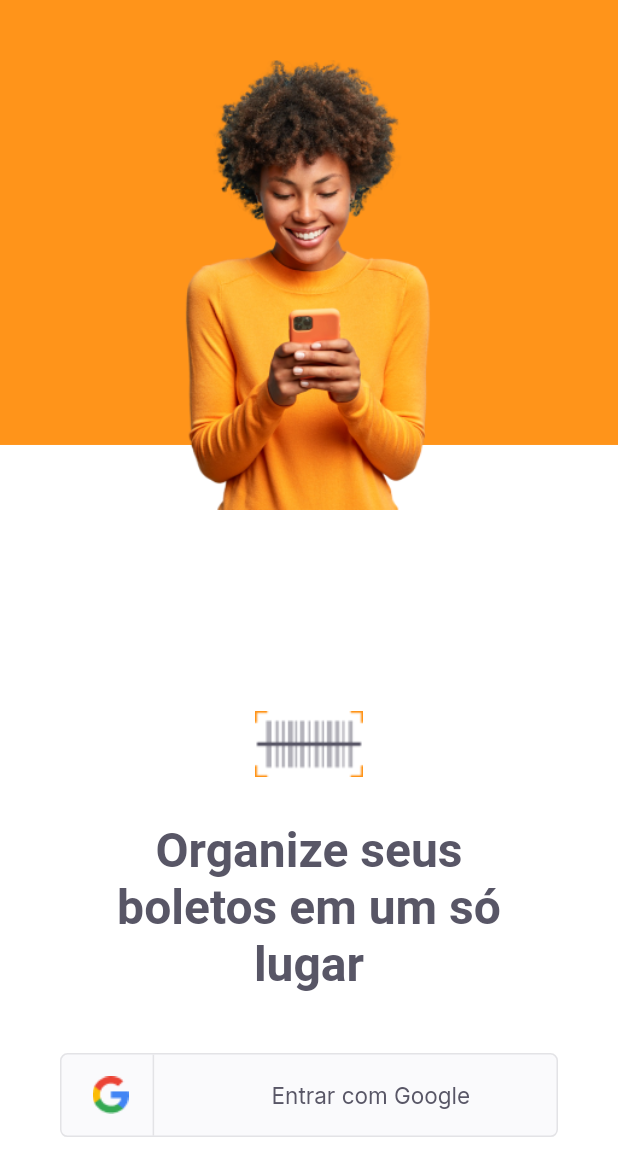
After one commit to LucasTF/payflow-nlw, a Flutter app: the LoginPage screen opened directly, on a phone screen of 412 x 824 dp. The commit adds this screen. Shown: the top 1176 px of the screen. Run offline on Flutter 3.47's test engine with Material 2 defaults, Android fonts, the phone set to English and light mode, and no system bars; our stand-ins replace google_fonts.

Commit message:
Created login page

```diff
--- a/lib/main.dart
+++ b/lib/main.dart
@@ -1,4 +1,6 @@
 import 'package:flutter/material.dart';
+import 'package:payflow/modules/home/home_page.dart';
+import 'package:payflow/modules/login/login_page.dart';
 import 'package:payflow/shared/themes/app_colors.dart';
 
 import 'package:payflow/modules/splash/splash_page.dart';
@@ -15,7 +17,7 @@ class AppWidget extends StatelessWidget {
       theme: ThemeData(
         primaryColor: AppColors.primary,
       ),
-      home: SplashPage(),
+      home: HomePage(),
     );
   }
 }
--- /dev/null
+++ b/lib/modules/home/home_page.dart
@@ -0,0 +1,14 @@
+import 'package:flutter/material.dart';
+
+class HomePage extends StatelessWidget {
+  const HomePage({Key? key}) : super(key: key);
+
+  @override
+  Widget build(BuildContext context) {
+    return Scaffold(
+      appBar: AppBar(
+        title: Text("Home Page"),
+      ),
+    );
+  }
+}
--- /dev/null
+++ b/lib/modules/login/login_page.dart
@@ -0,0 +1,69 @@
+import 'package:flutter/material.dart';
+import 'package:payflow/shared/themes/app_colors.dart';
+import 'package:payflow/shared/themes/app_images.dart';
+import 'package:payflow/shared/themes/app_text_styles.dart';
+import 'package:payflow/shared/widgets/social_login/social_login_button.dart';
+
+class LoginPage extends StatefulWidget {
+  const LoginPage({Key? key}) : super(key: key);
+
+  @override
+  _LoginPageState createState() => _LoginPageState();
+}
+
+class _LoginPageState extends State<LoginPage> {
+  @override
+  Widget build(BuildContext context) {
+    final size = MediaQuery.of(context).size;
+
+    return Scaffold(
+      backgroundColor: AppColors.background,
+      body: Container(
+        width: size.width,
+        height: size.height,
+        child: Stack(
+          children: [
+            Container(
+              width: size.width,
+              height: size.height * 0.36,
+              color: AppColors.primary,
+            ),
+            Positioned(
+                top: 40,
+                left: 0,
+                right: 0,
+                child: Image.asset(AppImages.person, width: 208, height: 300)),
+            Positioned(
+              bottom: size.height * 0.08,
+              left: 0,
+              right: 0,
+              child: Column(
+                mainAxisAlignment: MainAxisAlignment.center,
+                crossAxisAlignment: CrossAxisAlignment.center,
+                children: [
+                  Image.asset(AppImages.logomini),
+                  Padding(
+                    padding:
+                        const EdgeInsets.only(top: 30, left: 60, right: 60),
+                    child: Text("Organize seus boletos em um só lugar",
+                        textAlign: TextAlign.center,
+                        style: TextStyles.titleHome),
+                  ),
+                  Padding(
+                    padding:
+                        const EdgeInsets.only(left: 40, right: 40, top: 40),
+                    child: SocialLoginButton(
+                      onTap: () {
+                        print("Click");
+                      },
+                    ),
+                  ),
+                ],
+              ),
+            ),
+          ],
+        ),
+      ),
+    );
+  }
+}
--- a/lib/shared/themes/app_text_styles.dart
+++ b/lib/shared/themes/app_text_styles.dart
@@ -68,7 +68,7 @@ class TextStyles {
     fontWeight: FontWeight.w700,
     color: AppColors.heading,
   );
-  static final buttonBoldGray = GoogleFonts.inter(
+  static final buttonBoldGrey = GoogleFonts.inter(
     fontSize: 15,
     fontWeight: FontWeight.w700,
     color: AppColors.grey,
--- /dev/null
+++ b/lib/shared/widgets/social_login/social_login_button.dart
@@ -0,0 +1,50 @@
+import 'package:flutter/material.dart';
+import 'package:payflow/shared/themes/app_colors.dart';
+import 'package:payflow/shared/themes/app_images.dart';
+import 'package:payflow/shared/themes/app_text_styles.dart';
+
+class SocialLoginButton extends StatelessWidget {
+  final VoidCallback onTap;
+
+  const SocialLoginButton({Key? key, required this.onTap}) : super(key: key);
+
+  @override
+  Widget build(BuildContext context) {
+    return InkWell(
+      onTap: onTap,
+      child: Container(
+        height: 56,
+        decoration: BoxDecoration(
+            color: AppColors.shape,
+            borderRadius: BorderRadius.circular(5),
+            border: Border.fromBorderSide(BorderSide(color: AppColors.stroke))),
+        child: Row(
+          children: [
+            Expanded(
+                flex: 1,
+                child: Row(
+                  mainAxisAlignment: MainAxisAlignment.center,
+                  children: [
+                    Image.asset(AppImages.google),
+                    SizedBox(width: 16),
+                    Container(height: 56, width: 1, color: AppColors.stroke)
+                  ],
+                )),
+            Expanded(
+              flex: 3,
+              child: Row(
+                mainAxisAlignment: MainAxisAlignment.center,
+                children: [
+                  Text(
+                    "Entrar com Google",
+                    style: TextStyles.buttonGrey,
+                  ),
+                ],
+              ),
+            ),
+          ],
+        ),
+      ),
+    );
+  }
+}
```
